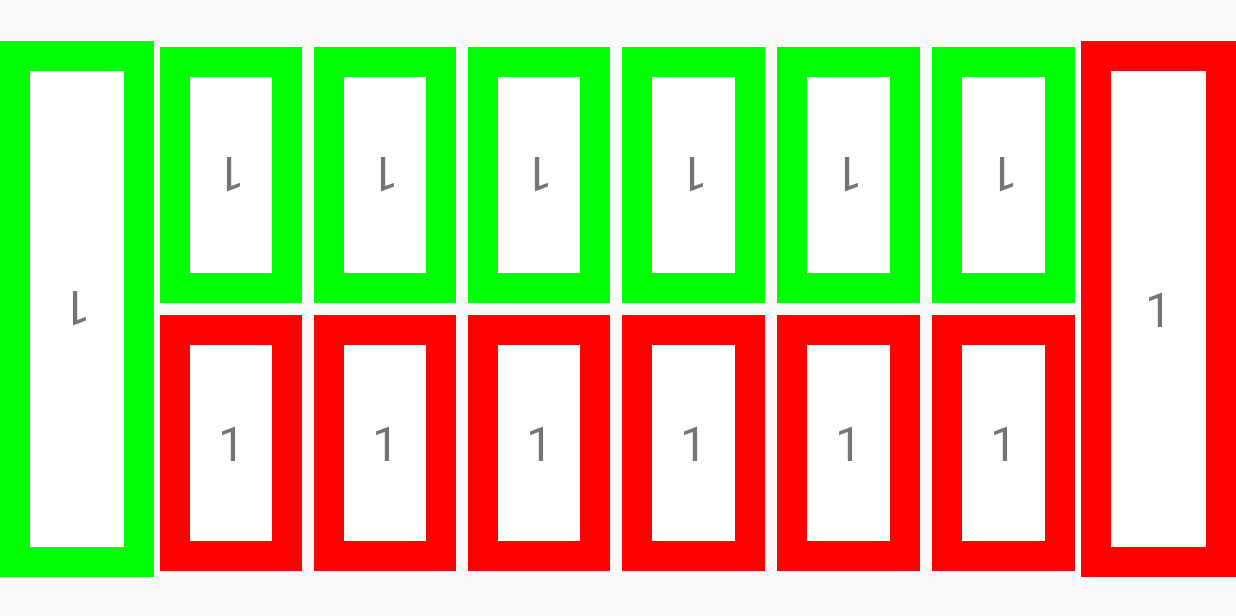
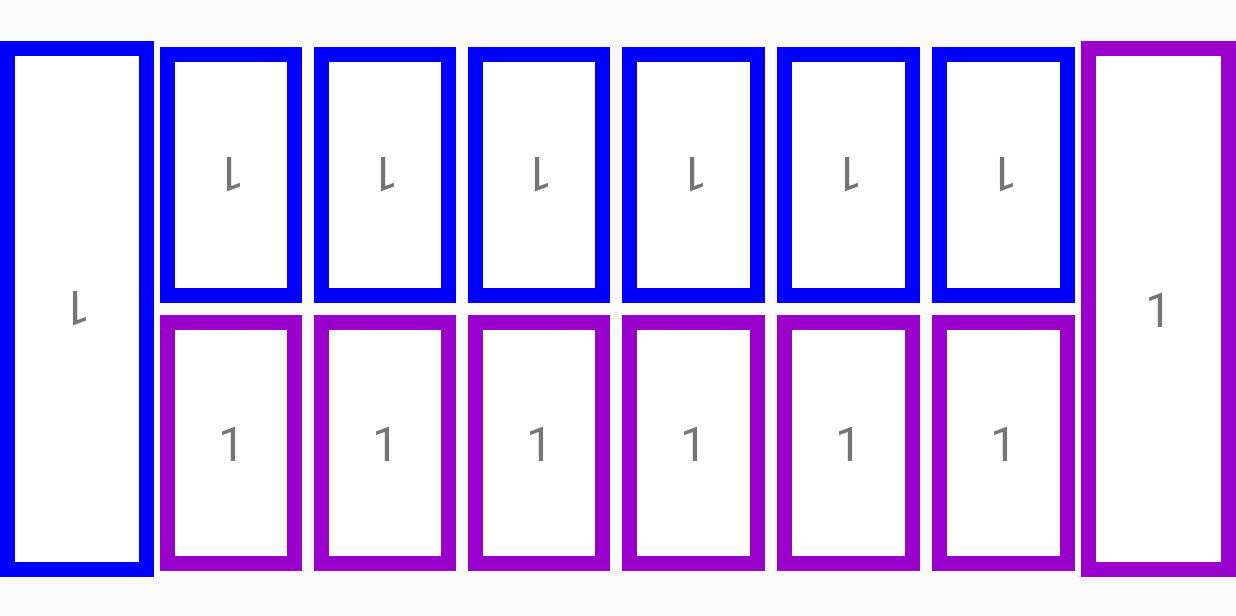
Before and after one commit to primaloj/mankala, an Android app: the GameActivity screen opened directly, with no data from a screen before it, on a phone screen of 824 x 412 dp (held sideways). Run offline under Robolectric (Android 15) with nearby library versions, the phone set to English and light mode, and no system bars.

Commit message:
okedokio1.02

```diff
--- a/app/src/main/java/com/primaloj/mankala/GameActivity.kt
+++ b/app/src/main/java/com/primaloj/mankala/GameActivity.kt
@@ -12,8 +12,8 @@ class GameActivity : AppCompatActivity() {
         const val p1_name = "p1_name"
         const val p2_name = "p2_name"
 
-        const val p1_color = 0xff00ff00.toInt()
-        const val p2_color = 0xffff0000.toInt()
+        const val p1_color = 0xff0000ff.toInt()
+        const val p2_color = 0xff9900cc.toInt()
     }
 
     private var selectedPit: Pit? = null
--- a/app/src/main/java/com/primaloj/mankala/Pit.kt
+++ b/app/src/main/java/com/primaloj/mankala/Pit.kt
@@ -22,7 +22,7 @@ class Pit(context: Context?, attrs: AttributeSet? = null) :
     }
 
     fun select() {
-        findViewById<View>(R.id.pit_container).setBackgroundColor(0xffffff00.toInt())
+        findViewById<View>(R.id.pit_container).setBackgroundColor(0xff663300.toInt())
     }
     fun deselect() {
         findViewById<View>(R.id.pit_container).setBackgroundColor(playerColor)
--- a/app/src/main/res/layout/pit.xml
+++ b/app/src/main/res/layout/pit.xml
@@ -4,7 +4,7 @@
     android:id="@+id/pit_container"
     android:layout_height="match_parent"
     android:orientation="vertical"
-    android:padding="20dp">
+    android:padding="10dp">
 
     <TextView
         android:background="#ffffff"
```
